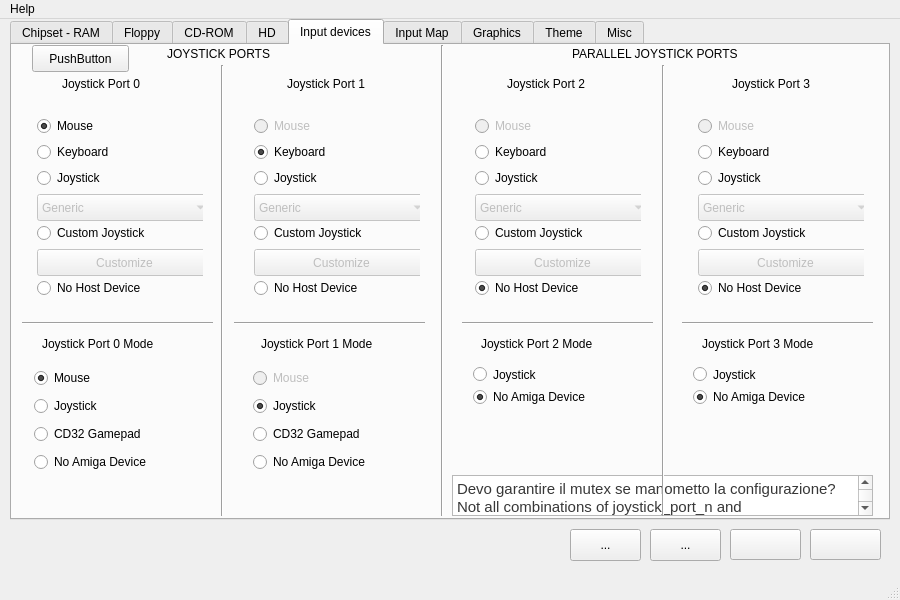
Above: amiga.ui from PSRAmiga/fs-uae before the change. Below: the same form after it.
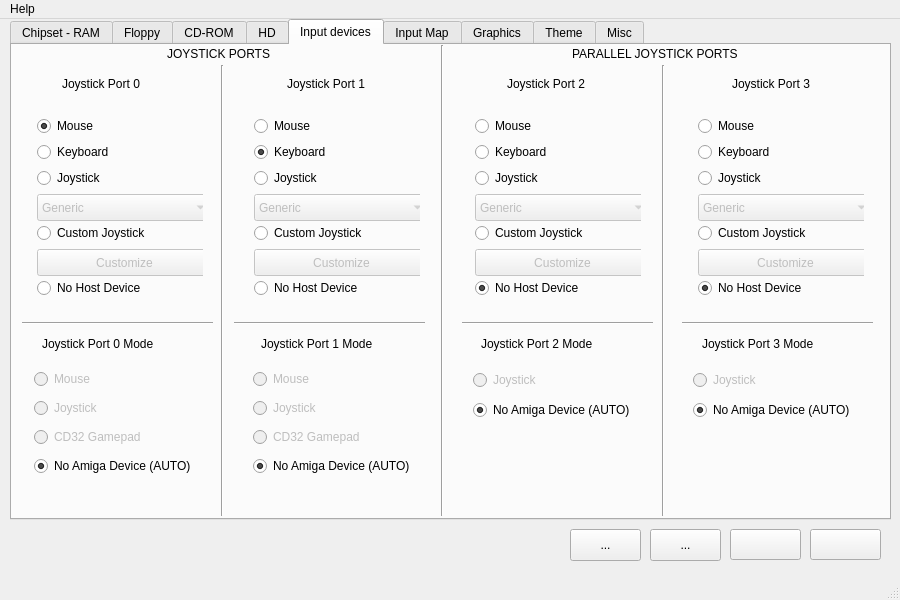
That is the form after the change. The open tabs and pages were chosen to show the change. Icons and pictures are not drawn.

Commit message: Aggiunto joystick

```diff
--- a/amiga.ui
+++ b/amiga.ui
@@ -59,7 +59,7 @@
      <rect>
       <x>10</x>
       <y>0</y>
-      <width>880</width>
+      <width>881</width>
       <height>501</height>
      </rect>
     </property>
@@ -2378,39 +2378,21 @@
        <string>Joystick Port 0</string>
       </property>
      </widget>
-     <widget class="QTextEdit" name="textEdit_2">
-      <property name="enabled">
-       <bool>true</bool>
-      </property>
-      <property name="geometry">
-       <rect>
-        <x>440</x>
-        <y>430</y>
-        <width>421</width>
-        <height>41</height>
-       </rect>
-      </property>
-      <property name="html">
-       <string>&lt;!DOCTYPE HTML PUBLIC &quot;-//W3C//DTD HTML 4.0//EN&quot; &quot;http://www.w3.org/TR/REC-html40/strict.dtd&quot;&gt;
-&lt;html&gt;&lt;head&gt;&lt;meta name=&quot;qrichtext&quot; content=&quot;1&quot; /&gt;&lt;style type=&quot;text/css&quot;&gt;
-p, li { white-space: pre-wrap; }
-&lt;/style&gt;&lt;/head&gt;&lt;body style=&quot; font-family:'DejaVu Sans'; font-size:10pt; font-weight:400; font-style:normal;&quot;&gt;
-&lt;p style=&quot; margin-top:0px; margin-bottom:0px; margin-left:0px; margin-right:0px; -qt-block-indent:0; text-indent:0px;&quot;&gt;&lt;span style=&quot; font-family:'Helvetica Neue,Helvetica,Arial,sans-serif'; font-size:11pt; font-weight:296; color:#373737; background-color:#ffffff;&quot;&gt;Devo garantire il mutex se manometto la configurazione?&lt;/span&gt;&lt;/p&gt;
-&lt;p style=&quot; margin-top:0px; margin-bottom:0px; margin-left:0px; margin-right:0px; -qt-block-indent:0; text-indent:0px;&quot;&gt;&lt;span style=&quot; font-family:'Helvetica Neue,Helvetica,Arial,sans-serif'; font-size:11pt; font-weight:296; color:#373737; background-color:#ffffff;&quot;&gt;Not all combinations of joystick_port_n and joystick_port_n_mode are valid. For instance, a host joystick cannot currently be mapped to an Amiga mouse.&lt;/span&gt;&lt;/p&gt;&lt;/body&gt;&lt;/html&gt;</string>
-      </property>
-     </widget>
      <widget class="QWidget" name="layoutWidget_6">
       <property name="geometry">
        <rect>
         <x>11</x>
         <y>310</y>
-        <width>181</width>
-        <height>131</height>
+        <width>197</width>
+        <height>136</height>
        </rect>
       </property>
       <layout class="QVBoxLayout" name="joystickPort0ModePanel">
        <item>
         <widget class="QRadioButton" name="joystickPort0ModeMouseRadioButton">
+         <property name="enabled">
+          <bool>false</bool>
+         </property>
          <property name="text">
           <string>Mouse</string>
          </property>
@@ -2418,12 +2400,15 @@
           <bool>true</bool>
          </property>
          <property name="checked">
-          <bool>true</bool>
+          <bool>false</bool>
          </property>
         </widget>
        </item>
        <item>
         <widget class="QRadioButton" name="joystickPort0ModeJoystickRadioButton">
+         <property name="enabled">
+          <bool>false</bool>
+         </property>
          <property name="text">
           <string>Joystick</string>
          </property>
@@ -2431,6 +2416,9 @@
        </item>
        <item>
         <widget class="QRadioButton" name="joystickPort0ModeCD32GamepadRadioButton">
+         <property name="enabled">
+          <bool>false</bool>
+         </property>
          <property name="text">
           <string>CD32 Gamepad</string>
          </property>
@@ -2439,10 +2427,10 @@
        <item>
         <widget class="QRadioButton" name="joystickPort0ModeAutoRadioButton">
          <property name="text">
-          <string>No Amiga Device</string>
+          <string>No Amiga Device (AUTO)</string>
          </property>
          <property name="checked">
-          <bool>false</bool>
+          <bool>true</bool>
          </property>
         </widget>
        </item>
@@ -2466,8 +2454,8 @@
        <rect>
         <x>230</x>
         <y>310</y>
-        <width>181</width>
-        <height>131</height>
+        <width>197</width>
+        <height>136</height>
        </rect>
       </property>
       <layout class="QVBoxLayout" name="joystickPort1ModePanel">
@@ -2489,16 +2477,22 @@
        </item>
        <item>
         <widget class="QRadioButton" name="joystickPort1ModeJoysticjkRadioButton">
+         <property name="enabled">
+          <bool>false</bool>
+         </property>
          <property name="text">
           <string>Joystick</string>
          </property>
          <property name="checked">
-          <bool>true</bool>
+          <bool>false</bool>
          </property>
         </widget>
        </item>
        <item>
         <widget class="QRadioButton" name="joystickPort1CD32GamepadRadioButton">
+         <property name="enabled">
+          <bool>false</bool>
+         </property>
          <property name="text">
           <string>CD32 Gamepad</string>
          </property>
@@ -2507,10 +2501,10 @@
        <item>
         <widget class="QRadioButton" name="joystickPort1ModeAutoRadioButton">
          <property name="text">
-          <string>No Amiga Device</string>
+          <string>No Amiga Device (AUTO)</string>
          </property>
          <property name="checked">
-          <bool>false</bool>
+          <bool>true</bool>
          </property>
         </widget>
        </item>
@@ -2521,13 +2515,16 @@
        <rect>
         <x>450</x>
         <y>310</y>
-        <width>181</width>
-        <height>61</height>
+        <width>197</width>
+        <height>80</height>
        </rect>
       </property>
       <layout class="QVBoxLayout" name="joystickPort2ModePanel">
        <item>
         <widget class="QRadioButton" name="joystickPort2ModeJoystickRadioButton">
+         <property name="enabled">
+          <bool>false</bool>
+         </property>
          <property name="text">
           <string>Joystick</string>
          </property>
@@ -2536,7 +2533,7 @@
        <item>
         <widget class="QRadioButton" name="joystickPort2ModeAuto">
          <property name="text">
-          <string>No Amiga Device</string>
+          <string>No Amiga Device (AUTO)</string>
          </property>
          <property name="checked">
           <bool>true</bool>
@@ -2550,13 +2547,16 @@
        <rect>
         <x>670</x>
         <y>310</y>
-        <width>181</width>
-        <height>61</height>
+        <width>197</width>
+        <height>80</height>
        </rect>
       </property>
       <layout class="QVBoxLayout" name="joystickPort3ModePanel">
        <item>
         <widget class="QRadioButton" name="joystickPort3ModeJoystickRadioButton">
+         <property name="enabled">
+          <bool>false</bool>
+         </property>
          <property name="text">
           <string>Joystick</string>
          </property>
@@ -2565,7 +2565,7 @@
        <item>
         <widget class="QRadioButton" name="joystickPort3ModeAutoRadioButton">
          <property name="text">
-          <string>No Amiga Device</string>
+          <string>No Amiga Device (AUTO)</string>
          </property>
          <property name="checked">
           <bool>true</bool>
@@ -2890,7 +2890,7 @@
        <item>
         <widget class="QRadioButton" name="joystickPort1MouseRadioButton">
          <property name="enabled">
-          <bool>false</bool>
+          <bool>true</bool>
          </property>
          <property name="text">
           <string>Mouse</string>
@@ -3085,7 +3085,7 @@
        <item>
         <widget class="QRadioButton" name="joystickPort2MouseRadioButton">
          <property name="enabled">
-          <bool>false</bool>
+          <bool>true</bool>
          </property>
          <property name="text">
           <string>Mouse</string>
@@ -3280,7 +3280,7 @@
        <item>
         <widget class="QRadioButton" name="joystickPort3MouseRadioButton">
          <property name="enabled">
-          <bool>false</bool>
+          <bool>true</bool>
          </property>
          <property name="text">
           <string>Mouse</string>
@@ -3540,19 +3540,6 @@
        <enum>Qt::Horizontal</enum>
       </property>
      </widget>
-     <widget class="QPushButton" name="pushButton">
-      <property name="geometry">
-       <rect>
-        <x>20</x>
-        <y>0</y>
-        <width>97</width>
-        <height>27</height>
-       </rect>
-      </property>
-      <property name="text">
-       <string>PushButton</string>
-      </property>
-     </widget>
     </widget>
     <widget class="QWidget" name="ramMenu">
      <attribute name="icon">
```
Left out of the diff: 1297 changed lines with no effect on the pictures. The commit also changes 21 other files.
